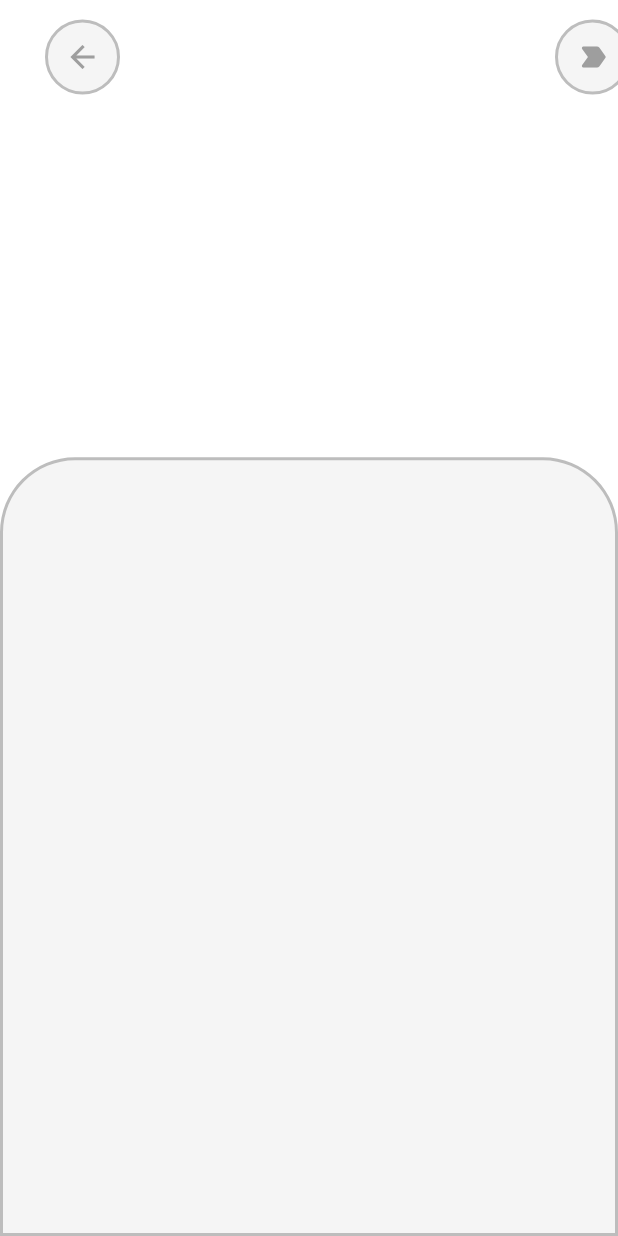
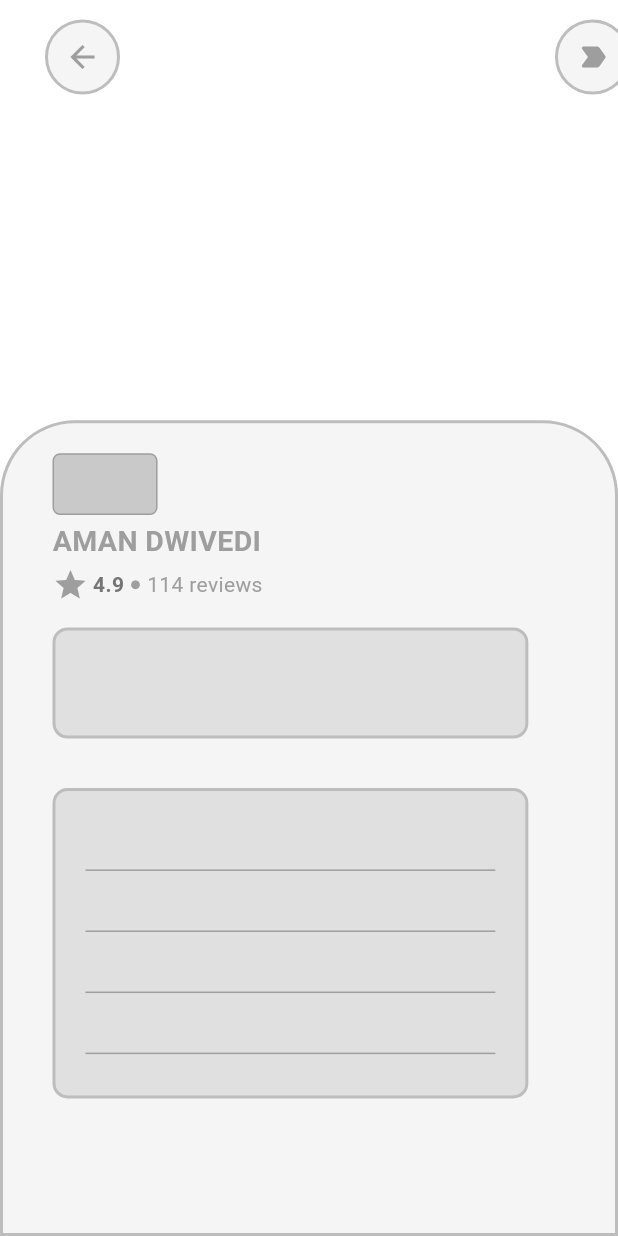
Before and after one commit to aman0-007/saloonshop, a Flutter app: the ShopInfo screen opened directly, on a phone screen of 412 x 824 dp. Run offline on Flutter 3.47's test engine with Material 3 defaults, Android fonts, the light colour scheme and no system bars.

Commit message:
first commit

```diff
--- a/lib/main.dart
+++ b/lib/main.dart
@@ -1,6 +1,7 @@
 import 'package:flutter/material.dart';
 import 'package:saloonshop/accountoptionpage.dart';
 import 'package:saloonshop/dashboard.dart';
+import 'package:saloonshop/shopinfo.dart';
 
 void main() {
   runApp(const MyApp());
@@ -18,7 +19,7 @@ class MyApp extends StatelessWidget {
         colorScheme: ColorScheme.fromSeed(seedColor: Colors.deepPurple),
         useMaterial3: true,
       ),
-      home: const Dashboard(),
+      home: const ShopInfo(),
     );
   }
 }
--- a/lib/shopinfo.dart
+++ b/lib/shopinfo.dart
@@ -1,4 +1,5 @@
 import 'package:flutter/material.dart';
+import 'package:flutter/widgets.dart';
 
 class ShopInfo extends StatefulWidget {
   const ShopInfo({super.key});
@@ -69,7 +70,7 @@ class _ShopInfoState extends State<ShopInfo> {
               bottom: 0.0,
               child: Container(
                 width: deviceWidth,
-                height: deviceHeight * 0.63,
+                height: deviceHeight * 0.66,
                 decoration: BoxDecoration(
                   color: Colors.grey[100], // Light grey background color
                   borderRadius: const BorderRadius.only(topLeft: Radius.circular(50),topRight: Radius.circular(50)), // Circular edges
@@ -78,11 +79,115 @@ class _ShopInfoState extends State<ShopInfo> {
                     width: 2.0, // Increased border width
                   ),
                 ),
-                child: const SingleChildScrollView(
-                  child: Column(
-                    children: [
+                child: SingleChildScrollView(
+                  child: Padding(
+                    padding: const EdgeInsets.only(top: 20.0,left: 33.0),
+                    child: Column(
+                      children: [
+                        Row(
+                          mainAxisAlignment: MainAxisAlignment.start,
+                          children: [
+                              Container(
+                              width: deviceWidth*0.17,
+                              height: deviceHeight*0.05,
+                              decoration: BoxDecoration(
+                                color: Colors.grey.withOpacity(0.5),
+                                borderRadius: BorderRadius.circular(5),
+                                border: Border.all(
+                                  color: Colors.grey,
+                                ),
+                              ),
+                            ),
+                          ],
+                        ),
+                        SizedBox(height: deviceHeight*0.005),
+                        Row(
+                          mainAxisAlignment: MainAxisAlignment.start,
+                          children: [
+                            Text("AMAN DWIVEDI",style: TextStyle(color: Colors.grey,fontWeight: FontWeight.bold,fontSize: 19),),
+                          ],
+                        ),
+                        SizedBox(height: deviceHeight*0.004),
+                        Row(
+                          mainAxisAlignment: MainAxisAlignment.start,
+                          children: [
+                            Icon(Icons.star,color: Colors.grey,),
+                            SizedBox(width: deviceWidth*0.007,),
+                            Text("4.9",style: TextStyle(color: Colors.grey[600],fontWeight: FontWeight.bold),),
+                            SizedBox(width: deviceWidth*0.01,),
+                            Icon(Icons.circle,color: Colors.grey,size: 7,),
+                            SizedBox(width: deviceWidth*0.01,),
+                            Text("114 reviews", style: TextStyle(color: Colors.grey),)
+                          ],
+                        ),
+                        SizedBox(height: deviceHeight*0.02),
+                        Row(
+                          mainAxisAlignment: MainAxisAlignment.start,
+                          children: [
+                            Container(
+                              width: deviceWidth * 0.77,
+                              height: deviceHeight * 0.09,
+                              decoration: BoxDecoration(
+                                color: Colors.grey[300], // Light grey background color
+                                borderRadius: BorderRadius.circular(10), // Circular edges
+                                border: Border.all(
+                                  color: Colors.grey[400]!, // Dark grey border color
+                                  width: 2.0, // Increased border width
+                                ),
+                              ),
+                            ),
+                          ],
+                        ),
+                        SizedBox(height: deviceHeight*0.04),
+                        Row(
+                          mainAxisAlignment: MainAxisAlignment.start,
+                          children: [
+                            IntrinsicHeight(
+                              child: Container(
+                                width: deviceWidth * 0.77,
+                                padding: const EdgeInsets.all(20),
+                                decoration: BoxDecoration(
+                                  color: Colors.grey[300], // Light grey background color
+                                  borderRadius: BorderRadius.circular(10), // Circular edges
+                                  border: Border.all(
+                                    color: Colors.grey[400]!, // Dark grey border color
+                                    width: 2.0, // Increased border width
+                                  ),
+                                ),
+                                child: SingleChildScrollView(
+                                    child: Column(
+                                      children: [
+                                        SizedBox(height: deviceHeight*0.03,),
+                                        Divider(
+                                          color: Colors.grey,
+                                          thickness: 1,
+                                        ),
+                                        SizedBox(height: deviceHeight*0.03,),
+                                        Divider(
+                                          color: Colors.grey,
+                                          thickness: 1,
+                                        ),
+                                        SizedBox(height: deviceHeight*0.03,),
+                                        Divider(
+                                          color: Colors.grey,
+                                          thickness: 1,
+                                        ),
+                                        SizedBox(height: deviceHeight*0.03,),
+                                        Divider(
+                                          color: Colors.grey,
+                                          thickness: 1,
+                                        ),
+                                      ],
+                                    )
+                                ),
+                              ),
+                            ),
+                          ],
+                        ),
 
-                    ],
+
+                      ],
+                    ),
                   ),
                 ),
               ),
```
